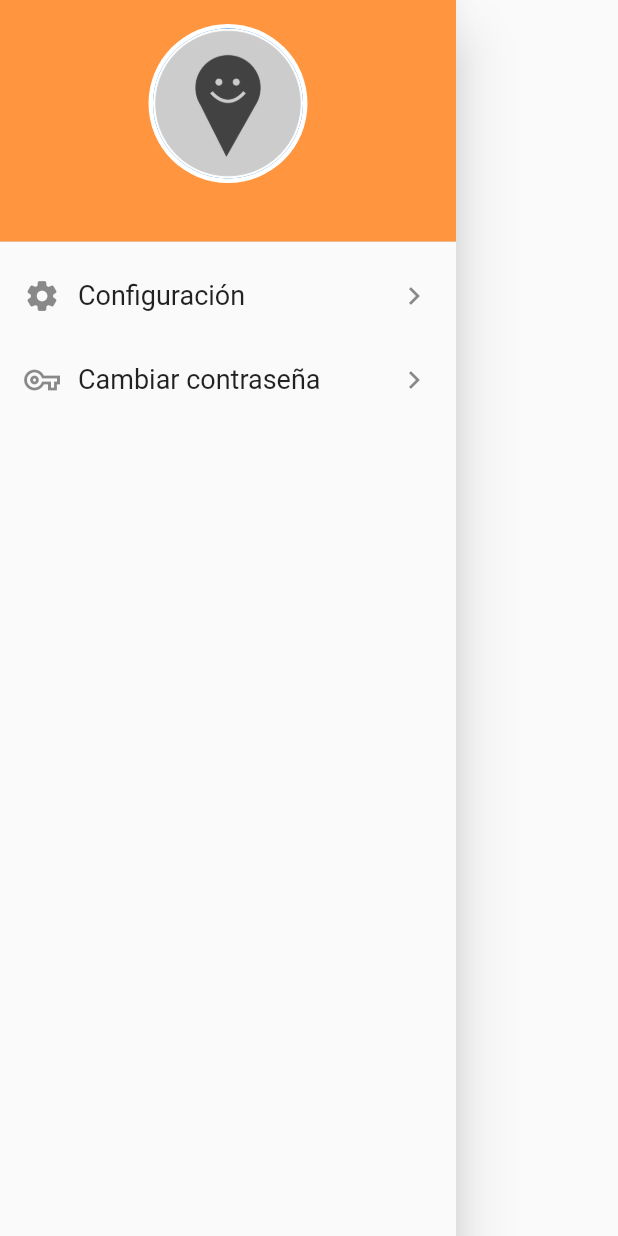
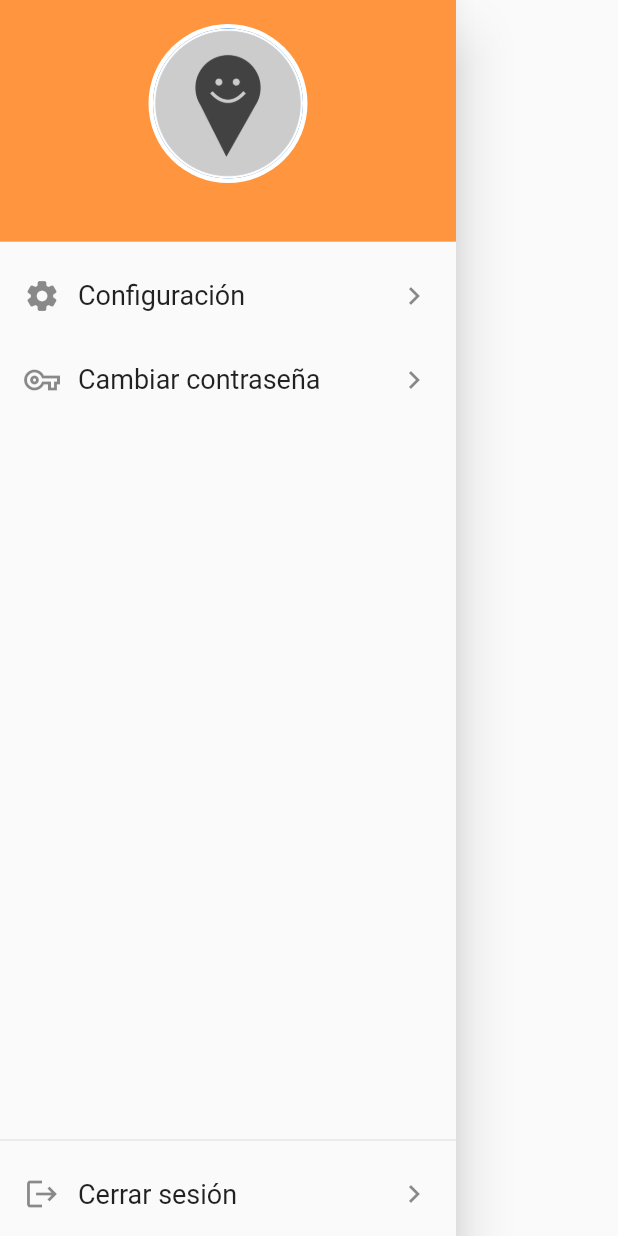
Before and after one commit to geo-stories/geoStories, a Flutter app: the MainDrawer widget shown alone on an empty page, opened directly, on a phone screen of 412 x 824 dp. Run offline on Flutter 3.47's test engine with Material 2 defaults, Android fonts, the phone set to English and light mode, and no system bars; our stand-ins replace cloud_firestore, firebase_auth, flutter_map, flutter_svg, latlong, like_button; accounts and stored records are empty; network calls fail.

```diff
--- a/lib/components/main_drawer.dart
+++ b/lib/components/main_drawer.dart
@@ -5,6 +5,8 @@ import 'package:geo_stories/screens/edit_password_page.dart';
 import 'package:geo_stories/screens/edit_user_page.dart';
 import 'package:geo_stories/services/user_service.dart';
 import '../constants.dart';
+import '../screens/signup_page.dart';
+import '../screens/welcome_page.dart';
 import 'Ui/user_circle_avatar.dart';
 
 class MainDrawer extends StatefulWidget {
@@ -40,12 +42,31 @@ class _MainDrawerState extends State<MainDrawer> {
   @override
   Widget build(BuildContext context) {
     return Drawer(
-      child: ListView(
-        padding: EdgeInsets.zero,
+      child: Column(
         children: <Widget>[
-          _buildAvatar(userName, avatarURL),
-          _buildConfig(context, userIsAuthenticated),
-          _changePassword(context, userIsAuthenticated),
+          Expanded(
+            child: ListView(
+              padding: EdgeInsets.zero,
+              children: <Widget>[
+                _buildAvatar(userName, avatarURL),
+                _buildConfig(context, userIsAuthenticated),
+                _changePassword(context, userIsAuthenticated),
+              ],
+            ),
+          ),
+          Container(
+              child: Align(
+                  alignment: FractionalOffset.bottomCenter,
+                  child: Container(
+                      child: Column(
+                        children: <Widget>[
+                          Divider(),
+                          userIsAuthenticated ? _logout(context) : _register(context),
+                        ],
+                      )
+                  )
+              )
+          )
         ],
       ),
     );
@@ -107,4 +128,37 @@ class _MainDrawerState extends State<MainDrawer> {
       )},
     );
   }
+
+    ListTile _register(BuildContext context) {
+    return ListTile(
+      leading: Icon(Icons.how_to_reg),
+      title: Transform(
+        transform: Matrix4.translationValues(-20, 0.0, 0.0),
+        child: Text("Registrarse",
+            style: TextStyle(fontSize: 18)),
+      ),
+      trailing: Icon(Icons.keyboard_arrow_right),
+      onTap: () async => {
+        Navigator.push(context, MaterialPageRoute(builder: (context) {
+          return SignUpPage();
+        }))},
+    );
+  }
+
+  ListTile _logout(BuildContext context) {
+    return ListTile(
+      leading: Icon(Icons.logout),
+      title: Transform(
+        transform: Matrix4.translationValues(-20, 0.0, 0.0),
+        child: Text("Cerrar sesión",
+            style: TextStyle(fontSize: 18)),
+      ),
+      trailing: Icon(Icons.keyboard_arrow_right),
+      onTap: () async => {
+        await UserService.disconnect(),
+        Navigator.push(context, MaterialPageRoute(builder: (context) {
+          return WelcomePage();
+        }))},
+    );
+  }
 }
--- a/lib/constants.dart
+++ b/lib/constants.dart
@@ -6,3 +6,4 @@ const kColorBgGrey = Color(0xFFDCDCDC);
 const kColorLightblue = Color(0xFF39A7E4);
 
 const kAvatarNotUser = 'assets/images/user_gst.jpg';
+const kErrorFlutter = 'assets/images/error_flutter_gst.png';
```
Also changed, not shown: lib/main.dart (+29 -1 lines), assets/images/error_flutter_gst.png (added).
